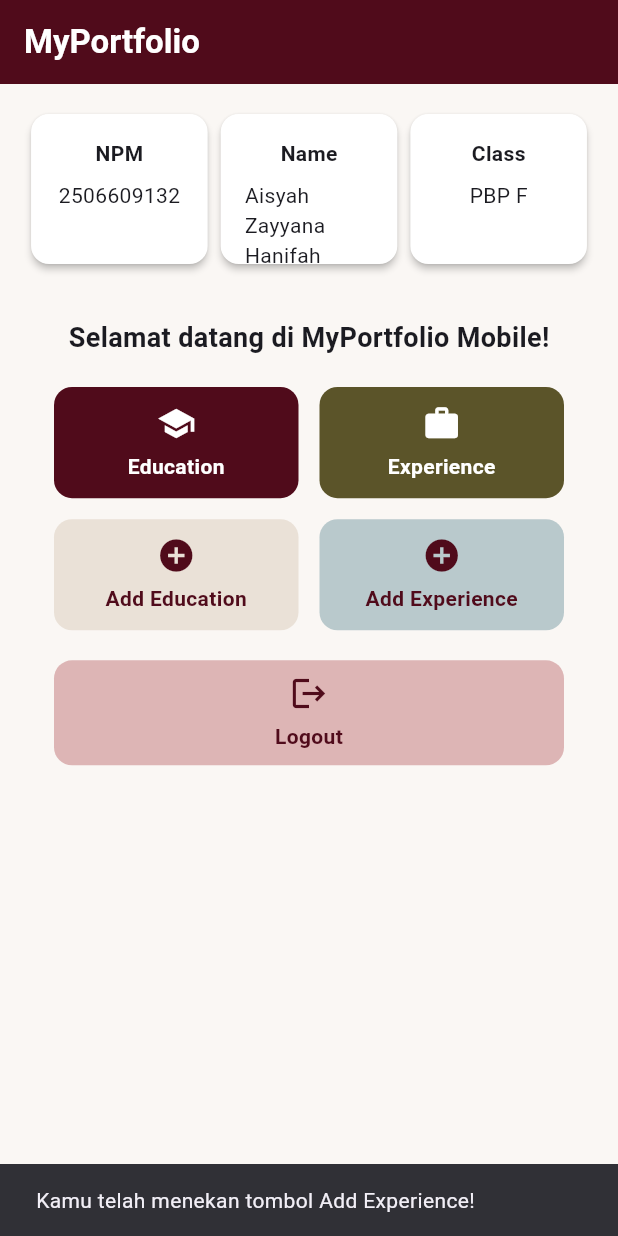
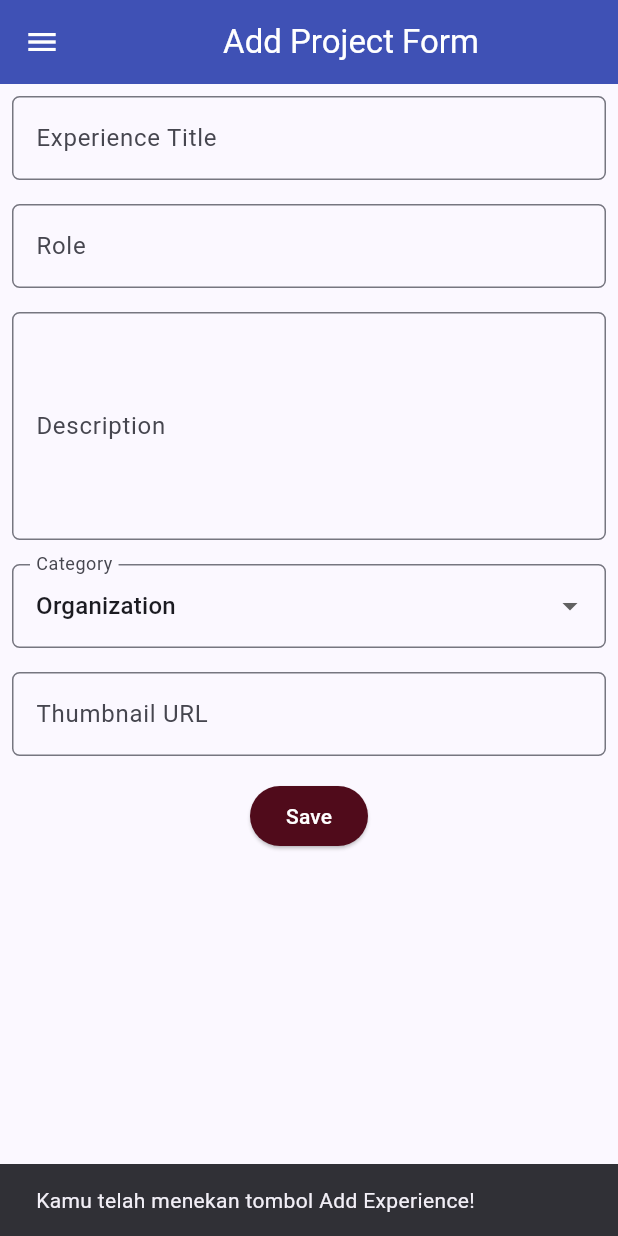
Before and after one commit to aisyahzh/myportofolio_mobile, a Flutter app: the screen it shows after launch, after a tap on "Add Experience", on a phone screen of 412 x 824 dp. Run offline on Flutter 3.47's test engine with Material 3 defaults, Android fonts, the phone set to English and light mode, and no system bars; our stand-ins replace material_ui.

Commit message:
Tutorial 9: Flutter navigation and forms

```diff
--- a/lib/main.dart
+++ b/lib/main.dart
@@ -1,5 +1,5 @@
-import 'package:flutter/material.dart';
-import 'package:myportofolio_mobile/menu.dart';
+import 'package:material_ui/material_ui.dart';
+import 'package:myportofolio_mobile/screens/menu.dart';
 
 void main() {
   runApp(const MyApp());
--- /dev/null
+++ b/lib/screens/experience_form.dart
@@ -0,0 +1,215 @@
+import 'package:material_ui/material_ui.dart';
+import 'package:myportofolio_mobile/widgets/left_drawer.dart';
+
+class ExperienceFormPage extends StatefulWidget {
+  const ExperienceFormPage({super.key});
+
+  @override
+  State<ExperienceFormPage> createState() => _ExperienceFormPageState();
+}
+
+class _ExperienceFormPageState extends State<ExperienceFormPage> {
+  final _formKey = GlobalKey<FormState>();
+
+  String _title = "";
+  String _role = "";
+  String _description = "";
+  String _category = "Organization"; // default
+  String _thumbnail = "";
+
+  final List<String> _categories = [
+    'Organization',
+    'Internship',
+    'Competition',
+    'Volunteering',
+    'Other',
+  ];
+
+  @override
+  Widget build(BuildContext context) {
+    return Scaffold(
+      appBar: AppBar(
+        title: const Center(
+          child: Text(
+            'Add Project Form',
+          ),
+        ),
+        backgroundColor: Colors.indigo,
+        foregroundColor: Colors.white,
+      ),
+      drawer: const LeftDrawer(),
+      body: Form(
+        key: _formKey,
+        child: SingleChildScrollView(
+          child: Column(
+            crossAxisAlignment: CrossAxisAlignment.start,
+            children: [
+              // === Experience Title ===
+              Padding(
+                padding: const EdgeInsets.all(8.0),
+                child: TextFormField(
+                  decoration: InputDecoration(
+                    hintText: "Enter experience title",
+                    labelText: "Experience Title",
+                    border: OutlineInputBorder(
+                      borderRadius: BorderRadius.circular(5.0),
+                    ),
+                  ),
+                  onChanged: (String? value) {
+                    setState(() {
+                      _title = value!;
+                    });
+                  },
+                  validator: (String? value) {
+                    if (value == null || value.trim().isEmpty) {
+                      return "Experience title cannot be empty!";
+                    }
+                    return null;
+                  },
+                ),
+              ),
+
+              // === Role ===
+              Padding(
+                padding: const EdgeInsets.all(8.0),
+                child: TextFormField(
+                  decoration: InputDecoration(
+                    hintText: "Enter your role",
+                    labelText: "Role",
+                    border: OutlineInputBorder(
+                      borderRadius: BorderRadius.circular(5.0),
+                    ),
+                  ),
+                  onChanged: (String? value) {
+                    setState(() {
+                      _role = value!;
+                    });
+                  },
+                ),
+              ),
+
+              // === Description ===
+              Padding(
+                padding: const EdgeInsets.all(8.0),
+                child: TextFormField(
+                  maxLines: 5,
+                  decoration: InputDecoration(
+                    hintText: "Describe your experience",
+                    labelText: "Description",
+                    border: OutlineInputBorder(
+                      borderRadius: BorderRadius.circular(5.0),
+                    ),
+                  ),
+                  onChanged: (String? value) {
+                    setState(() {
+                      _description = value!;
+                    });
+                  },
+                  validator: (String? value) {
+                    if (value == null || value.trim().isEmpty) {
+                      return "Description cannot be empty!";
+                    }
+                    return null;
+                  },
+                ),
+              ),
+
+              // === Category ===
+              Padding(
+                padding: const EdgeInsets.all(8.0),
+                child: DropdownButtonFormField<String>(
+                  decoration: InputDecoration(
+                    labelText: "Category",
+                    border: OutlineInputBorder(
+                      borderRadius: BorderRadius.circular(5.0),
+                    ),
+                  ),
+                  initialValue: _category,
+                  items: _categories
+                      .map((category) => DropdownMenuItem(
+                            value: category,
+                            child: Text(category),
+                          ))
+                      .toList(),
+                  onChanged: (String? newValue) {
+                    setState(() {
+                      _category = newValue!;
+                    });
+                  },
+                ),
+              ),
+
+              // === Thumbnail URL ===
+              Padding(
+                padding: const EdgeInsets.all(8.0),
+                child: TextFormField(
+                  decoration: InputDecoration(
+                    hintText: "Enter thumbnail URL",
+                    labelText: "Thumbnail URL",
+                    border: OutlineInputBorder(
+                      borderRadius: BorderRadius.circular(5.0),
+                    ),
+                  ),
+                  onChanged: (String? value) {
+                    setState(() {
+                      _thumbnail = value!;
+                    });
+                  },
+                ),
+              ),
+
+              // === Save Button ===
+              Align(
+                alignment: Alignment.bottomCenter,
+                child: Padding(
+                  padding: const EdgeInsets.all(8.0),
+                  child: ElevatedButton(
+                    style: ElevatedButton.styleFrom(
+                      backgroundColor: const Color(0xFF500B1B),
+                      foregroundColor: Colors.white,
+                    ),
+                    onPressed: () {
+                      if (_formKey.currentState!.validate()) {
+                        showDialog(
+                          context: context,
+                          builder: (context) {
+                            return AlertDialog(
+                              title: const Text('Experience Saved!'),
+                              content: SingleChildScrollView(
+                                child: Column(
+                                  crossAxisAlignment: CrossAxisAlignment.start,
+                                  mainAxisSize: MainAxisSize.min,
+                                  children: [
+                                    Text('Title: $_title'),
+                                    Text('Role: $_role'),
+                                    Text('Description: $_description'),
+                                    Text('Category: $_category'),
+                                    Text('Thumbnail: $_thumbnail'),
+                                  ],
+                                ),
+                              ),
+                              actions: [
+                                TextButton(
+                                  child: const Text('OK'),
+                                  onPressed: () {
+                                    Navigator.pop(context);
+                                    _formKey.currentState!.reset();
+                                  },
+                                ),
+                              ],
+                            );
+                          },
+                        );
+                      }
+                    },
+                    child: const Text('Save'),
+                  ),
+                ),
+              ),
+            ],
+          ),
+        ),
+      ),
+    );
+  }
+}
--- a/lib/menu.dart
+++ b/lib/screens/menu.dart
@@ -1,4 +1,6 @@
-import 'package:flutter/material.dart';
+import 'package:material_ui/material_ui.dart';
+import 'package:myportofolio_mobile/widgets/left_drawer.dart';
+import 'package:myportofolio_mobile/screens/experience_form.dart';
 
 // Palet warna MyPortfolio.
 const Color burgundy = Color(0xFF500B1B);
@@ -35,6 +37,7 @@ class MyHomePage extends StatelessWidget {
         ),
         backgroundColor: burgundy,
       ),
+      drawer: const LeftDrawer(),
       // Body halaman utama dengan padding di sekelilingnya.
       body: SingleChildScrollView(
         padding: const EdgeInsets.all(16.0),
@@ -161,7 +164,7 @@ class ItemCard extends StatelessWidget {
       child: InkWell(
         // Aksi ketika kartu ditekan oleh pengguna.
         onTap: () {
-          // Menampilkan SnackBar dengan pesan interaktif.
+          // Memunculkan SnackBar ketika diklik
           ScaffoldMessenger.of(context)
             ..hideCurrentSnackBar()
             ..showSnackBar(
@@ -169,6 +172,15 @@ class ItemCard extends StatelessWidget {
                 content: Text("Kamu telah menekan tombol ${item.name}!"),
               ),
             );
+          // Navigate ke halaman yang sesuai
+          if (item.name == "Add Experience") {
+            Navigator.push(
+              context,
+              MaterialPageRoute(
+                builder: (context) => const ExperienceFormPage(),
+              ),
+            );
+          }
         },
         child: Container(
           padding: const EdgeInsets.all(8),
--- /dev/null
+++ b/lib/widgets/left_drawer.dart
@@ -0,0 +1,65 @@
+import 'package:material_ui/material_ui.dart';
+import 'package:myportofolio_mobile/screens/experience_form.dart';
+import 'package:myportofolio_mobile/screens/menu.dart';
+
+class LeftDrawer extends StatelessWidget {
+  const LeftDrawer({super.key});
+
+  @override
+  Widget build(BuildContext context) {
+    return Drawer(
+      child: ListView(
+        children: [
+          const DrawerHeader(
+            // Bagian drawer header
+            decoration: BoxDecoration(color: Colors.indigo),
+            child: Column(
+              crossAxisAlignment: CrossAxisAlignment.start,
+              children: [
+                Text(
+                  'My Portfolio',
+                  style: TextStyle(
+                    fontSize: 30,
+                    fontWeight: FontWeight.bold,
+                    color: Colors.white,
+                  ),
+                ),
+                SizedBox(height: 10),
+                Text(
+                  'Explore personal experiences and educations!',
+                  style: TextStyle(fontSize: 15, color: Colors.white),
+                ),
+              ],
+            ),
+          ),
+          // Bagian routing
+          ListTile(
+            leading: const Icon(Icons.home_outlined),
+            title: const Text('Home'),
+            // Navigasi ke halaman utama portofolio
+            onTap: () {
+              Navigator.pushReplacement(
+                context,
+                MaterialPageRoute(builder: (context) => MyHomePage()),
+              );
+            },
+          ),
+          ListTile(
+            leading: const Icon(Icons.add_circle_outline),
+            title: const Text('Add Experience'),
+            // Navigasi ke halaman tambah experience
+            onTap: () {
+              /*
+              Routing ke halaman ExperienceFormPage.
+              */
+              Navigator.push(
+                context,
+                MaterialPageRoute(builder: (context) => const ExperienceFormPage()),
+              );
+            },
+          ),
+        ],
+      ),
+    );
+  }
+}
--- a/pubspec.yaml
+++ b/pubspec.yaml
@@ -34,6 +34,7 @@ dependencies:
   # The following adds the Cupertino Icons font to your application.
   # Use with the CupertinoIcons class for iOS style icons.
   cupertino_icons: ^1.0.8
+  material_ui: ^1.11.1
 
 dev_dependencies:
   flutter_test:
```
Also changed, not shown: form_sample/analysis_options.yaml (added, +38 -0 lines), form_sample/lib/main.dart (added, +64 -0 lines), form_sample/pubspec.yaml (added, +89 -0 lines), lib/widgets/experience_card.dart (added, +80 -0 lines), form_sample/pubspec.lock (added), pubspec.lock, 125 other files.
